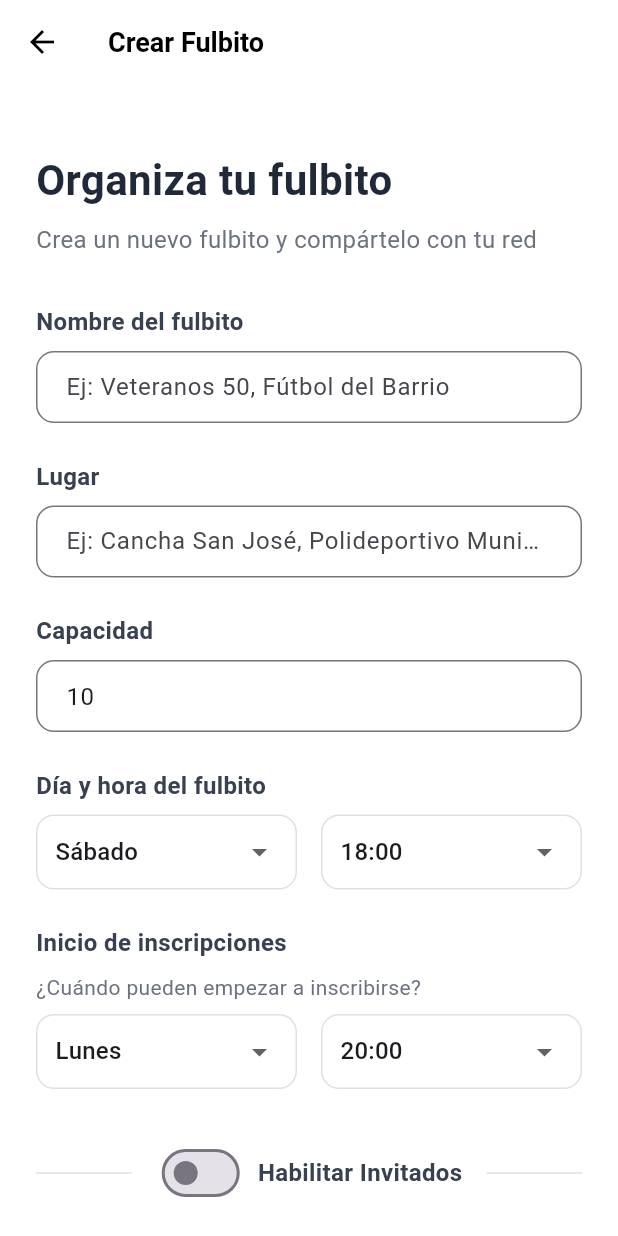
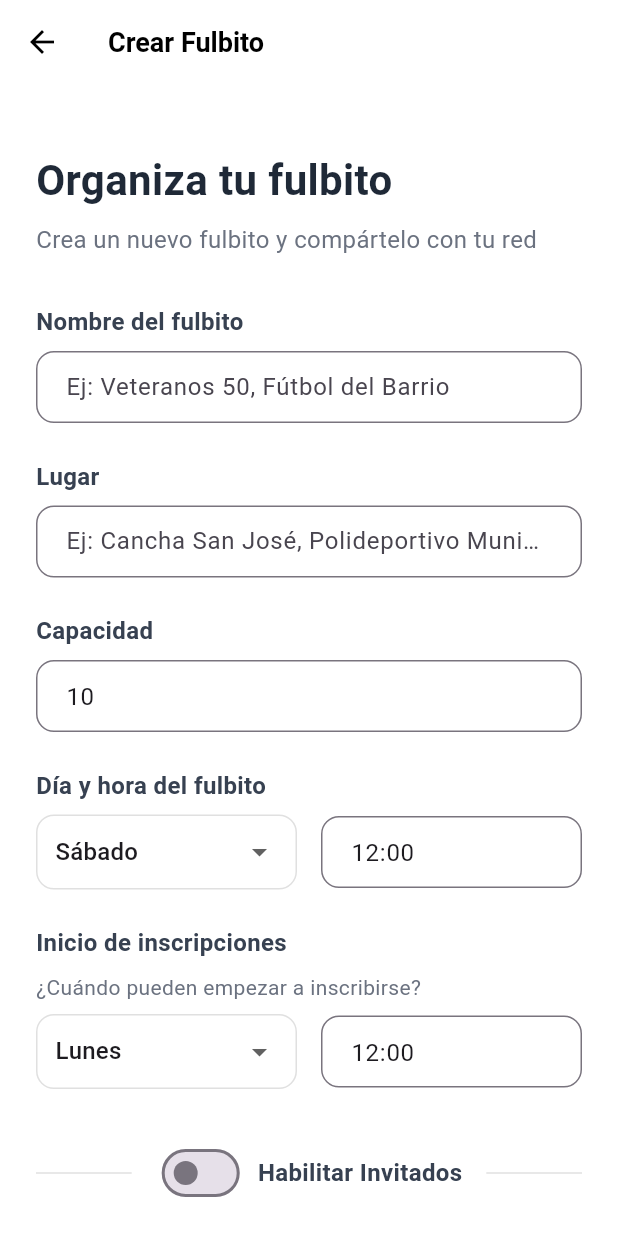
Before and after one commit to martinartaza/phone-app-verification, a Flutter app: the CreateFulbitoScreen screen opened directly, on a phone screen of 412 x 824 dp. Run offline on Flutter 3.47's test engine with Material 3 defaults, Android fonts, the phone set to English and light mode, and no system bars; our stand-ins replace image_picker, shared_preferences; accounts and stored records are empty; Roboto replaces fonts that are missing (SF Pro Display).

Commit message:
Version 1.0

```diff
--- a/lib/widgets/fulbito/fulbito_form_widget.dart
+++ b/lib/widgets/fulbito/fulbito_form_widget.dart
@@ -41,6 +41,9 @@ class _FulbitoFormWidgetState extends State<FulbitoFormWidget> {
   late TextEditingController _nameController;
   late TextEditingController _placeController;
   late TextEditingController _capacityController;
+  late TextEditingController _hourController;
+  late TextEditingController _registrationHourController;
+  late TextEditingController _invitationHourController;
 
   late String _selectedDay;
   late String _selectedHour;
@@ -68,6 +71,9 @@ class _FulbitoFormWidgetState extends State<FulbitoFormWidget> {
     '16:00', '17:00', '18:00', '19:00', '20:00', '21:00', '22:00'
   ];
 
+  // Validación de hora HH:MM (00-23):(00-59)
+  final RegExp _hhmmRegex = RegExp(r'^(?:[01][0-9]|2[0-3]):[0-5][0-9]$');
+
   @override
   void initState() {
     super.initState();
@@ -77,30 +83,33 @@ class _FulbitoFormWidgetState extends State<FulbitoFormWidget> {
     _selectedDay = widget.initialDay ?? 'saturday';
 
     // Limpiar la hora para que coincida con el formato del dropdown (HH:MM)
-    String initialHour = widget.initialHour ?? '18:00';
+    String initialHour = widget.initialHour ?? '12:00';
     if (initialHour.length > 5) {
       initialHour = initialHour.substring(0, 5);
     }
     _selectedHour = initialHour;
+    _hourController = TextEditingController(text: _selectedHour);
 
     _selectedRegistrationDay = widget.initialRegistrationDay ?? 'monday';
 
     // Limpiar la hora de registro para que coincida con el formato del dropdown (HH:MM)
-    String initialRegistrationHour = widget.initialRegistrationHour ?? '20:00';
+    String initialRegistrationHour = widget.initialRegistrationHour ?? '12:00';
     if (initialRegistrationHour.length > 5) {
       initialRegistrationHour = initialRegistrationHour.substring(0, 5);
     }
     _selectedRegistrationHour = initialRegistrationHour;
+    _registrationHourController = TextEditingController(text: _selectedRegistrationHour);
 
     // Inicializar campos de invitaciones de invitados
     _invitationsEnabled = widget.initialInvitationGuestStartDay != null && widget.initialInvitationGuestStartHour != null;
     _selectedInvitationGuestStartDay = widget.initialInvitationGuestStartDay ?? 'monday';
 
-    String initialInvitationGuestStartHour = widget.initialInvitationGuestStartHour ?? '20:00';
+    String initialInvitationGuestStartHour = widget.initialInvitationGuestStartHour ?? '12:00';
     if (initialInvitationGuestStartHour.length > 5) {
       initialInvitationGuestStartHour = initialInvitationGuestStartHour.substring(0, 5);
     }
     _selectedInvitationGuestStartHour = initialInvitationGuestStartHour;
+    _invitationHourController = TextEditingController(text: _selectedInvitationGuestStartHour);
   }
 
   @override
@@ -196,10 +205,9 @@ class _FulbitoFormWidgetState extends State<FulbitoFormWidget> {
               ),
               const SizedBox(width: 16),
               Expanded(
-                child: _buildTimeDropdown(
-                  value: _selectedHour,
-                  items: _hours,
-                  onChanged: (value) => setState(() => _selectedHour = value!),
+                child: _buildTimeInput(
+                  controller: _hourController,
+                  onChanged: (value) => setState(() => _selectedHour = value),
                 ),
               ),
             ],
@@ -229,10 +237,9 @@ class _FulbitoFormWidgetState extends State<FulbitoFormWidget> {
               ),
               const SizedBox(width: 16),
               Expanded(
-                child: _buildTimeDropdown(
-                  value: _selectedRegistrationHour,
-                  items: _hours,
-                  onChanged: (value) => setState(() => _selectedRegistrationHour = value!),
+                child: _buildTimeInput(
+                  controller: _registrationHourController,
+                  onChanged: (value) => setState(() => _selectedRegistrationHour = value),
                 ),
               ),
             ],
@@ -320,23 +327,38 @@ class _FulbitoFormWidgetState extends State<FulbitoFormWidget> {
     required List<String> items,
     required ValueChanged<String?> onChanged,
   }) {
-    return Container(
-      padding: const EdgeInsets.symmetric(horizontal: 12),
-      decoration: BoxDecoration(
-        border: Border.all(color: Colors.grey.shade300),
-        borderRadius: BorderRadius.circular(12),
+    // Obsoleto: mantenido para compatibilidad si alguna ruta antigua lo usa.
+    return const SizedBox.shrink();
+  }
+
+  Widget _buildTimeInput({
+    required TextEditingController controller,
+    required ValueChanged<String> onChanged,
+  }) {
+    return TextFormField(
+      controller: controller,
+      onChanged: onChanged,
+      decoration: InputDecoration(
+        hintText: '12:00',
+        border: OutlineInputBorder(
+          borderRadius: BorderRadius.circular(12),
+          borderSide: BorderSide(color: Colors.grey.shade300),
+        ),
+        focusedBorder: const OutlineInputBorder(
+          borderSide: BorderSide(color: Color(0xFF8B5CF6), width: 2),
+        ),
+        errorBorder: const OutlineInputBorder(
+          borderSide: BorderSide(color: Colors.red, width: 2),
+        ),
+        contentPadding: const EdgeInsets.symmetric(horizontal: 16, vertical: 12),
       ),
-      child: DropdownButtonHideUnderline(
-        child: DropdownButton<String>(
-          value: value,
-          isExpanded: true,
-          items: items.map((hour) => DropdownMenuItem(
-            value: hour,
-            child: Text(hour),
-          )).toList(),
-          onChanged: onChanged,
-        ),
-      ),
+      keyboardType: TextInputType.datetime,
+      validator: (value) {
+        final text = (value ?? '').trim();
+        if (text.isEmpty) return 'Ingrese una hora';
+        if (!_hhmmRegex.hasMatch(text)) return 'Formato HH:MM (00-23):(00-59)';
+        return null;
+      },
     );
   }
 
@@ -465,10 +487,9 @@ class _FulbitoFormWidgetState extends State<FulbitoFormWidget> {
               ),
               const SizedBox(width: 16),
               Expanded(
-                child: _buildTimeDropdown(
-                  value: _selectedInvitationGuestStartHour,
-                  items: _hours,
-                  onChanged: (value) => setState(() => _selectedInvitationGuestStartHour = value!),
+                child: _buildTimeInput(
+                  controller: _invitationHourController,
+                  onChanged: (value) => setState(() => _selectedInvitationGuestStartHour = value),
                 ),
               ),
             ],
@@ -486,11 +507,11 @@ class _FulbitoFormWidgetState extends State<FulbitoFormWidget> {
           _nameController.text.trim(),
           _placeController.text.trim(),
           _selectedDay,
-          _selectedHour,
+          _hourController.text.trim(),
           _selectedRegistrationDay,
-          _selectedRegistrationHour,
+          _registrationHourController.text.trim(),
           _invitationsEnabled ? _selectedInvitationGuestStartDay : null,
-          _invitationsEnabled ? _selectedInvitationGuestStartHour : null,
+          _invitationsEnabled ? _invitationHourController.text.trim() : null,
           capacity,
         );
       }
```
